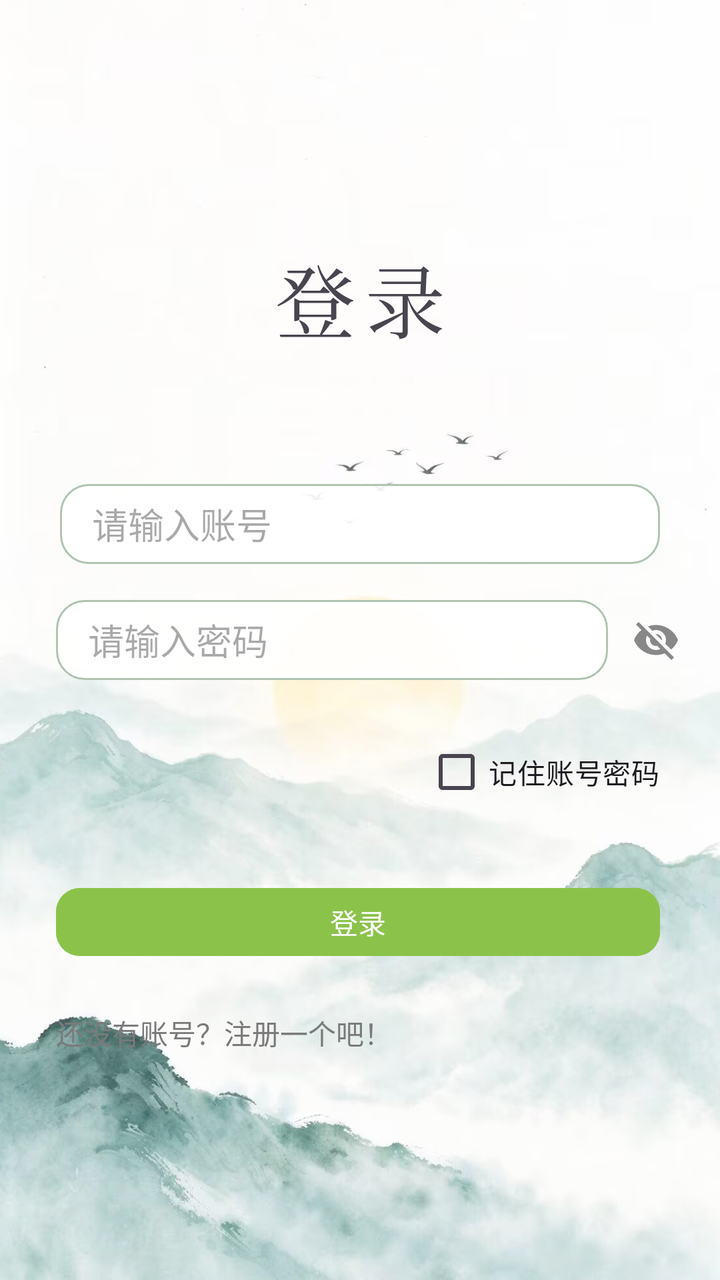
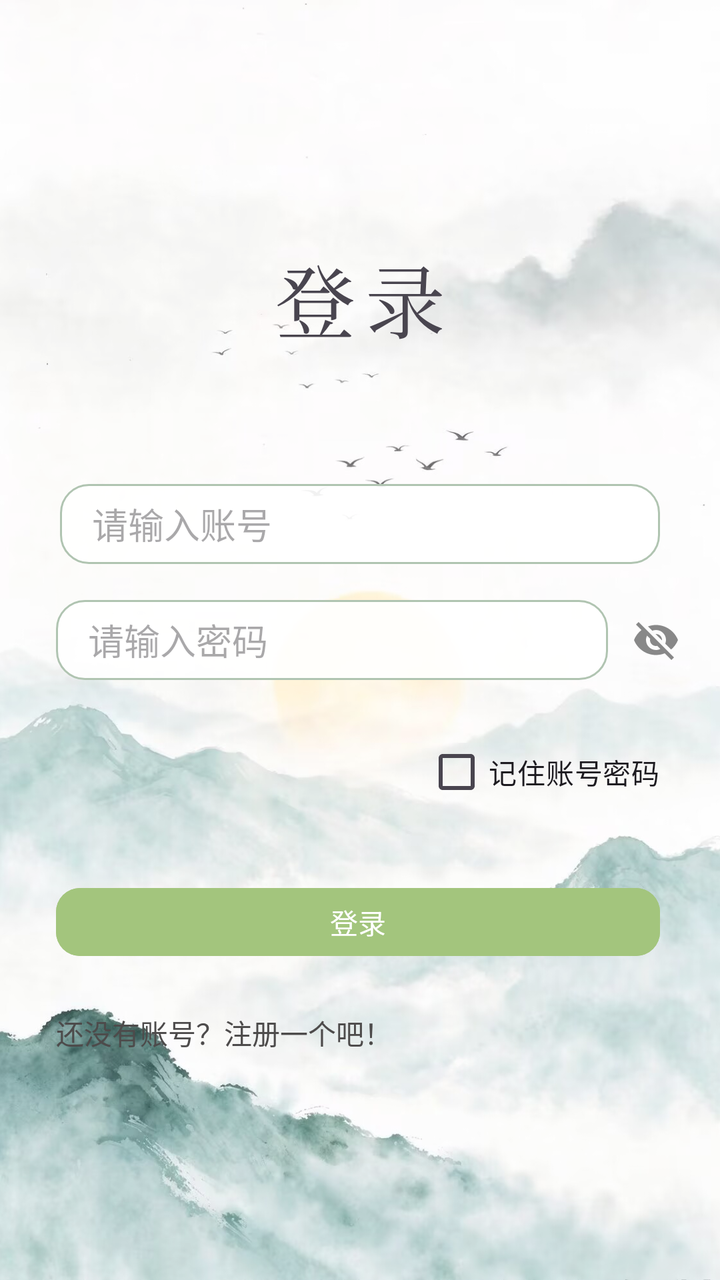

Two renders of the same Android screen: before a commit and after it. Below are the layout's source before the change and the commit's diff.
<!-- AndroidManifest.xml: application theme Theme.PoemApp -->
<!-- res/layout/login.xml -->
<?xml version="1.0" encoding="utf-8"?>
<androidx.constraintlayout.widget.ConstraintLayout xmlns:android="http://schemas.android.com/apk/res/android"
    xmlns:app="http://schemas.android.com/apk/res-auto"
    xmlns:tools="http://schemas.android.com/tools"
    android:id="@+id/main"
    android:layout_width="match_parent"
    android:layout_height="match_parent"
    tools:context=".Ui.Login">

    
    <ImageView
        android:id="@+id/ivBg"
        android:layout_width="0dp"
        android:layout_height="0dp"
        android:scaleType="centerCrop"
        android:src="@drawable/login_picture2"
        android:contentDescription="@null"
        app:layout_constraintStart_toStartOf="parent"
        app:layout_constraintEnd_toEndOf="parent"
        app:layout_constraintTop_toTopOf="parent"
        app:layout_constraintBottom_toBottomOf="parent" />

    
    <View
        android:id="@+id/vScrim"
        android:layout_width="0dp"
        android:layout_height="0dp"
        android:background="#1FFFFFFF"
        app:layout_constraintStart_toStartOf="parent"
        app:layout_constraintEnd_toEndOf="parent"
        app:layout_constraintTop_toTopOf="parent"
        app:layout_constraintBottom_toBottomOf="parent" />

    <TextView
        android:id="@+id/loginTitle"
        android:layout_width="0dp"
        android:layout_height="wrap_content"
        app:layout_constraintStart_toStartOf="parent"
        app:layout_constraintEnd_toEndOf="parent"
        android:layout_marginTop="120dp"
        android:text="登录"
        android:textSize="40sp"
        android:letterSpacing="0.12"
        android:fontFamily="serif"
        app:layout_constraintTop_toTopOf="parent"
        android:gravity="center"/>

    <EditText
        android:layout_width="0dp"
        android:layout_height="40dp"
        android:id="@+id/etAccount"
        android:hint="请输入账号"
        android:background="@drawable/bg_input"
        android:paddingStart="16dp"
        android:paddingEnd="16dp"
        android:gravity="center_vertical"
        android:maxLines="1"
        app:layout_constraintStart_toStartOf="parent"
        app:layout_constraintEnd_toEndOf="parent"
        android:layout_marginStart="30dp"
        android:layout_marginEnd="30dp"
        app:layout_constraintTop_toBottomOf="@id/loginTitle"
        android:layout_marginTop="64dp"/>

    <EditText
        android:layout_width="0dp"
        android:layout_height="40dp"
        android:id="@+id/etPassword"
        android:hint="请输入密码"
        android:inputType="textPassword"
        android:background="@drawable/bg_input"
        android:paddingStart="16dp"
        android:paddingEnd="16dp"
        android:gravity="center_vertical"
        android:maxLines="1"
        app:layout_constraintStart_toStartOf="parent"
        app:layout_constraintEnd_toEndOf="parent"
        android:layout_marginStart="28dp"
        android:layout_marginEnd="56dp"
        app:layout_constraintTop_toBottomOf="@id/etAccount"
        android:layout_marginTop="18dp"/>

    <ImageView
        android:id="@+id/ivTogglePassword"
        android:layout_width="40dp"
        android:layout_height="40dp"
        android:padding="8dp"
        android:src="@drawable/ic_visibility_off"
        android:background="?attr/selectableItemBackgroundBorderless"
        app:layout_constraintEnd_toEndOf="parent"
        app:layout_constraintTop_toTopOf="@id/etPassword"
        app:layout_constraintBottom_toBottomOf="@id/etPassword"
        android:layout_marginEnd="12dp" />

    <CheckBox
        android:layout_width="wrap_content"
        android:layout_height="wrap_content"
        android:id="@+id/cbRememberPassword"
        android:text="记住账号密码"
        android:textSize="14sp"
        app:layout_constraintEnd_toEndOf="@id/btnLogin"
        app:layout_constraintTop_toBottomOf="@id/etPassword"
        android:layout_marginTop="22dp"/>


    <Button
        android:id="@+id/btnLogin"
        android:layout_width="0dp"
        android:layout_height="42dp"
        android:layout_marginStart="28dp"
        android:layout_marginTop="30dp"
        android:layout_marginEnd="30dp"
        android:backgroundTint="#8BC34A"
        android:text="登录"
        android:textColor="#FFFFFF"
        app:cornerRadius="12dp"
        app:layout_constraintEnd_toEndOf="parent"
        app:layout_constraintHorizontal_bias="0.0"
        app:layout_constraintStart_toStartOf="parent"
        app:layout_constraintTop_toBottomOf="@id/cbRememberPassword" />

    <TextView
        android:layout_width="0dp"
        android:layout_height="wrap_content"
        android:id="@+id/toGoToRegister"
        android:text="还没有账号？注册一个吧！"
        android:textSize="14sp"
        android:textColor="#7A7A7A"
        app:layout_constraintStart_toStartOf="parent"
        app:layout_constraintEnd_toEndOf="parent"
        android:layout_marginStart="28dp"
        android:layout_marginEnd="28dp"
        app:layout_constraintTop_toBottomOf="@id/btnLogin"
        android:layout_marginTop="24dp"/>


</androidx.constraintlayout.widget.ConstraintLayout>
<!-- resources referenced by this layout -->
<resources>
  <!-- drawable bg_input (drawable) -->
  <?xml version="1.0" encoding="utf-8"?>
  <shape xmlns:android="http://schemas.android.com/apk/res/android"
      android:shape="rectangle">
      <solid android:color="#E6FFFFFF" />
      <corners android:radius="14dp" />
      <stroke
          android:width="1dp"
          android:color="#B0C4B1" />
  </shape>
  <!-- drawable ic_visibility_off (drawable) -->
  <vector xmlns:android="http://schemas.android.com/apk/res/android"
      android:width="24dp"
      android:height="24dp"
      android:viewportWidth="24"
      android:viewportHeight="24"
      android:tint="#888888">
      <path
          android:fillColor="@android:color/white"
          android:pathData="M12,7c2.76,0 5,2.24 5,5 0,0.65 -0.13,1.26 -0.36,1.83l2.92,2.92c1.51,-1.26 2.7,-2.89 3.43,-4.75 -1.73,-4.39 -6,-7.5 -11,-7.5 -1.4,0 -2.74,0.25 -3.98,0.7l2.16,2.16C10.74,7.13 11.35,7 12,7zM2,4.27l2.28,2.28 0.46,0.46C3.08,8.3 1.78,10.02 1,12c1.73,4.39 6,7.5 11,7.5 1.55,0 3.03,-0.3 4.38,-0.84l0.42,0.42L19.73,22 21,20.73 3.27,3 2,4.27zM7.53,9.8l1.55,1.55c-0.05,0.21 -0.08,0.43 -0.08,0.65 0,1.66 1.34,3 3,3 0.22,0 0.44,-0.03 0.65,-0.08l1.55,1.55c-0.67,0.33 -1.41,0.53 -2.2,0.53 -2.76,0 -5,-2.24 -5,-5 0,-0.79 0.2,-1.53 0.53,-2.2zM11.84,9.02l3.15,3.15 0.02,-0.16c0,-1.66 -1.34,-3 -3,-3l-0.17,0.01z" />
  </vector>
  <!-- drawable login_picture2: jpg bitmap (drawable, 112975 bytes) -->
  <style name="Theme.PoemApp" parent="Base.Theme.PoemApp" />
  <style name="Base.Theme.PoemApp" parent="Theme.Material3.DayNight.NoActionBar">
          
          
      </style>
</resources>

<!-- the commit's change to res/layout/login.xml (unified diff, before → after) -->
@@ -13,7 +13,7 @@
         android:layout_width="0dp"
         android:layout_height="0dp"
         android:scaleType="centerCrop"
-        android:src="@drawable/login_picture2"
+        android:src="@drawable/login_picture3"
         android:contentDescription="@null"
         app:layout_constraintStart_toStartOf="parent"
         app:layout_constraintEnd_toEndOf="parent"
@@ -110,7 +110,7 @@
         android:layout_marginStart="28dp"
         android:layout_marginTop="30dp"
         android:layout_marginEnd="30dp"
-        android:backgroundTint="#8BC34A"
+        android:backgroundTint="#A3C57D"
         android:text="登录"
         android:textColor="#FFFFFF"
         app:cornerRadius="12dp"
@@ -125,7 +125,7 @@
         android:id="@+id/toGoToRegister"
         android:text="还没有账号？注册一个吧！"
         android:textSize="14sp"
-        android:textColor="#7A7A7A"
+        android:textColor="#4D4B4B"
         app:layout_constraintStart_toStartOf="parent"
         app:layout_constraintEnd_toEndOf="parent"
         android:layout_marginStart="28dp"
<!-- resource entries referenced after the edit -->
@@ -21,7 +21,7 @@
           android:fillColor="@android:color/white"
           android:pathData="M12,7c2.76,0 5,2.24 5,5 0,0.65 -0.13,1.26 -0.36,1.83l2.92,2.92c1.51,-1.26 2.7,-2.89 3.43,-4.75 -1.73,-4.39 -6,-7.5 -11,-7.5 -1.4,0 -2.74,0.25 -3.98,0.7l2.16,2.16C10.74,7.13 11.35,7 12,7zM2,4.27l2.28,2.28 0.46,0.46C3.08,8.3 1.78,10.02 1,12c1.73,4.39 6,7.5 11,7.5 1.55,0 3.03,-0.3 4.38,-0.84l0.42,0.42L19.73,22 21,20.73 3.27,3 2,4.27zM7.53,9.8l1.55,1.55c-0.05,0.21 -0.08,0.43 -0.08,0.65 0,1.66 1.34,3 3,3 0.22,0 0.44,-0.03 0.65,-0.08l1.55,1.55c-0.67,0.33 -1.41,0.53 -2.2,0.53 -2.76,0 -5,-2.24 -5,-5 0,-0.79 0.2,-1.53 0.53,-2.2zM11.84,9.02l3.15,3.15 0.02,-0.16c0,-1.66 -1.34,-3 -3,-3l-0.17,0.01z" />
   </vector>
-  <!-- drawable login_picture2: jpg bitmap (drawable, 112975 bytes) -->
+  <!-- drawable login_picture3: jpg bitmap (drawable, 123324 bytes) -->
   <style name="Theme.PoemApp" parent="Base.Theme.PoemApp" />
   <style name="Base.Theme.PoemApp" parent="Theme.Material3.DayNight.NoActionBar">
           
